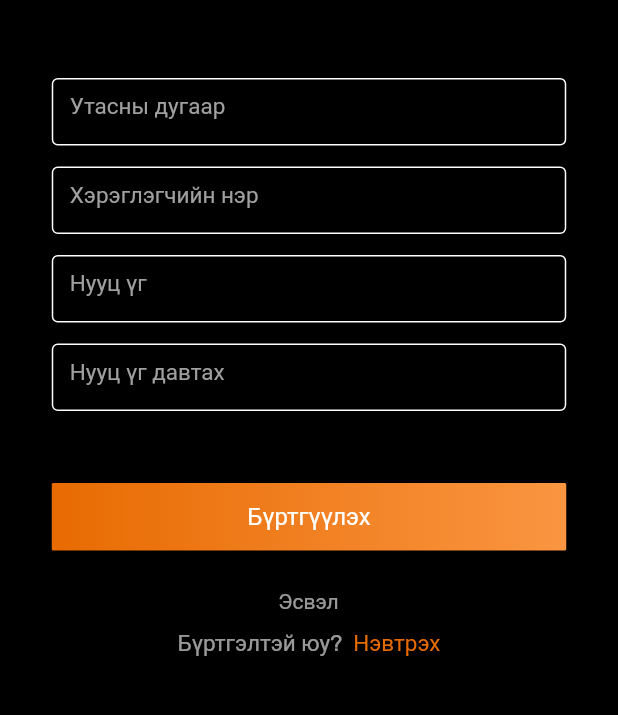
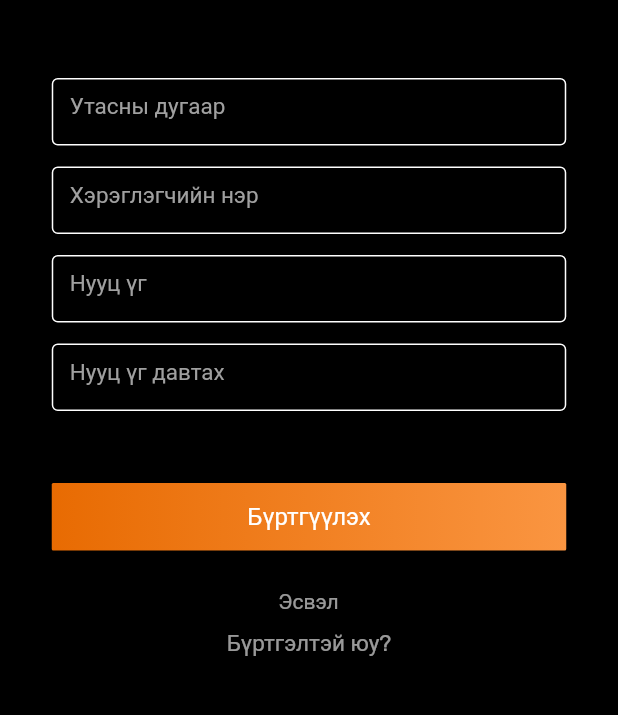
Before and after one commit to AbbyNaomi/flutter_summer_course_tornado, a Flutter app: the SignUp screen opened directly, on a phone screen of 412 x 824 dp, the part 306-1021 px from its top. Run offline on Flutter 3.47's test engine with Material 2 defaults, Android fonts, the light colour scheme and no system bars; our stand-ins replace cloud_firestore, firebase_auth, firebase_core; missing offline and left inert: word_search_safety; accounts and stored records are empty; Roboto replaces fonts that are missing (Lobster).

Commit message:
add:icodegram

```diff
--- a/icodestagram_app/lib/main.dart
+++ b/icodestagram_app/lib/main.dart
@@ -1,9 +1,9 @@
 import 'package:flutter/material.dart';
+import 'package:icodestagram_app/pages/home_screen.dart';
 import 'package:icodestagram_app/pages/login.dart';
-import 'package:icodestagram_app/pages/sign_%20up.dart';
 
 void main() {
   runApp(MaterialApp(
-    home: Login(),
+    home: HomeScreen(),
   ));
 }
--- a/icodestagram_app/lib/pages/sign_ up.dart
+++ b/icodestagram_app/lib/pages/sign_ up.dart
@@ -1,4 +1,5 @@
 import 'package:flutter/material.dart';
+import 'package:icodestagram_app/pages/login.dart';
 
 import '../input_field.dart';
 
@@ -13,7 +14,7 @@ class _SignUpState extends State<SignUp> {
   @override
   Widget build(BuildContext context) {
     return Scaffold(
-        resizeToAvoidBottomInset: false,
+      resizeToAvoidBottomInset: false,
       backgroundColor: Color(0xFF000000),
       body: SafeArea(
         child: Container(
@@ -34,22 +35,16 @@ class _SignUpState extends State<SignUp> {
                   ),
                 ),
               ),
-              Padding(padding: EdgeInsets.only(top: 52),),
-              InputField(
-                   hintText: "Утасны дугаар"
+              Padding(
+                padding: EdgeInsets.only(top: 52),
               ),
+              InputField(hintText: "Утасны дугаар"),
               Padding(padding: EdgeInsets.only(top: 14)),
-              InputField(
-                  hintText: "Хэрэглэгчийн нэр"
-              ),
+              InputField(hintText: "Хэрэглэгчийн нэр"),
               Padding(padding: EdgeInsets.only(top: 14)),
-              InputField(
-                   hintText: "Нууц үг"
-              ),
+              InputField(hintText: "Нууц үг"),
               Padding(padding: EdgeInsets.only(top: 14)),
-              InputField(
-                  hintText: "Нууц үг давтах"
-              ),
+              InputField(hintText: "Нууц үг давтах"),
               Padding(padding: EdgeInsets.only(top: 48)),
               SignUpButton(),
               Padding(padding: EdgeInsets.only(top: 26)),
@@ -82,15 +77,17 @@ class _SignUpState extends State<SignUp> {
                         color: Color(0x99FFFFFF),
                       ),
                     ),
-                    Text(
-                      '  Нэвтрэх',
-                      style: TextStyle(
-                          fontSize: 15,
-                          fontFamily: 'Rubik',
-                          fontWeight: FontWeight.w400,
-                          color: Color(0xFFE86B02)
-                      ),
-                    ),
+                    // TextButton(
+                    //   onPressed: () {},
+                    //   child: Text(
+                    //     '  Нэвтрэх',
+                    //     style: TextStyle(
+                    //         fontSize: 15,
+                    //         fontFamily: 'Rubik',
+                    //         fontWeight: FontWeight.w400,
+                    //         color: Color(0xFFE86B02)),
+                    //   ),
+                    // ),
                   ],
                 ),
               ),
@@ -101,6 +98,7 @@ class _SignUpState extends State<SignUp> {
     );
   }
 }
+
 class SignUpButton extends StatelessWidget {
   const SignUpButton({super.key});
 
@@ -121,8 +119,8 @@ class SignUpButton extends StatelessWidget {
         style: ElevatedButton.styleFrom(
           backgroundColor: Colors.transparent,
           elevation: 0,
-          shape: RoundedRectangleBorder(
-              borderRadius: BorderRadius.circular(10)),
+          shape:
+              RoundedRectangleBorder(borderRadius: BorderRadius.circular(10)),
         ),
         child: Text(
           'Бүртгүүлэх',
--- a/icodestagram_app/pubspec.yaml
+++ b/icodestagram_app/pubspec.yaml
@@ -59,8 +59,8 @@ flutter:
   uses-material-design: true
 
   # To add assets to your application, add an assets section, like this:
-  # assets:
-  #   - images/a_dot_burr.jpeg
+  assets:
+     - assets/
   #   - images/a_dot_ham.jpeg
 
   # An image asset can refer to one or more resolution-specific "variants", see
--- a/lesson_20_flutter/lib/components/text_input_field.dart
+++ b/lesson_20_flutter/lib/components/text_input_field.dart
@@ -16,7 +16,9 @@ class TextFieldInput extends StatelessWidget {
   @override
   Widget build(BuildContext context) {
     return TextField(
+      controller: editingController,
       decoration: InputDecoration(
+
           hintText: this.hintText,
           border:
               OutlineInputBorder(borderSide: Divider.createBorderSide(context)),
```
Also changed, not shown: icodestagram_app/lib/pages/home_screen.dart (+48 -0 lines), icodestagram_app/assets/InnerOval.png (renamed from icodestagram_app/assets/Inner Oval.png), 1 other file.
